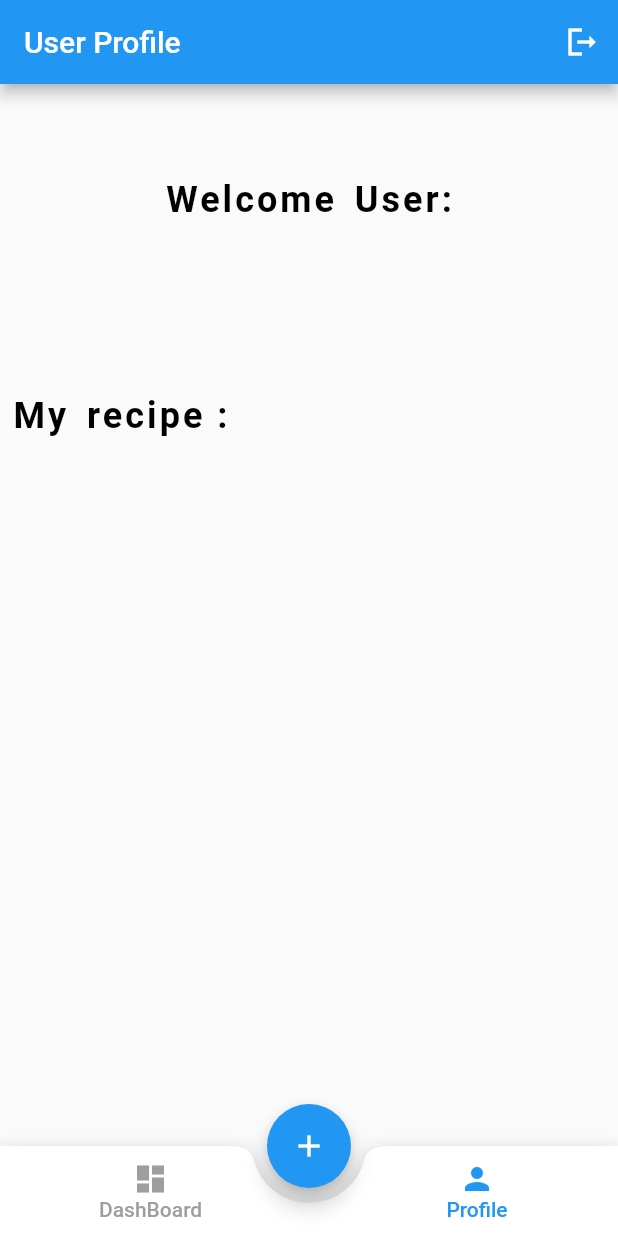
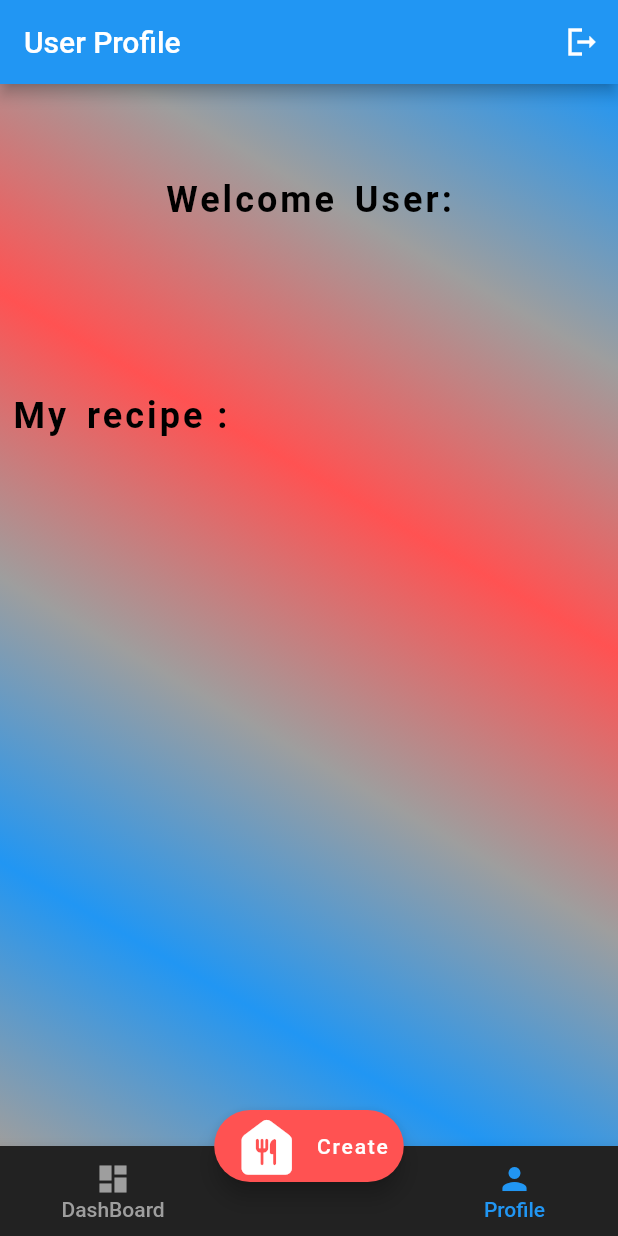
Before and after one commit to GyalbuSherpa5/RecipeApp, a Flutter app: the MainScreen screen opened directly, after a tap on "Profile", on a phone screen of 412 x 824 dp. Run offline on Flutter 3.47's test engine with Material 2 defaults, Android fonts, the phone set to English and light mode, and no system bars; our stand-ins replace cloud_firestore, firebase_auth, firebase_core, firebase_storage, image_picker, shared_preferences; accounts and stored records are empty; Roboto replaces fonts that are missing (CustomFont).

Commit message:
create button

```diff
--- a/done-main/recipe/lib/page/bottomNav.dart
+++ b/done-main/recipe/lib/page/bottomNav.dart
@@ -27,29 +27,38 @@ class _MainScreenState extends State<MainScreen> {
         bucket: bucket,
         child: currentScreen,
       ),
-      floatingActionButton: FloatingActionButton(
+      floatingActionButton: FloatingActionButton.extended(
         onPressed: () {
           Navigator.of(context).pushNamedAndRemoveUntil(
             createRecipeRoute,
             (route) => false,
           );
         },
-        child: const Icon(Icons.add),
+        backgroundColor: Colors.redAccent,
+        icon: const Icon(
+          Icons.food_bank_rounded,
+          size: 50,
+        ),
+        label: const Text(
+          'Create',
+        ),
+        extendedPadding:
+            const EdgeInsets.only(left: 10, right: 10, top: 30, bottom: 30),
       ),
       floatingActionButtonLocation: FloatingActionButtonLocation.centerDocked,
       bottomNavigationBar: BottomAppBar(
-          shape: const CircularNotchedRectangle(),
           notchMargin: 10,
+          child: Container(
+            decoration: const BoxDecoration(
+              color: Colors.black87,
+            ),
             child: SizedBox(
                 height: 60,
                 child: Padding(
-                padding: const EdgeInsets.symmetric(horizontal: 50),
+                  padding: const EdgeInsets.fromLTRB(25, 10, 25, 10),
                   child: Row(
                     mainAxisAlignment: MainAxisAlignment.spaceBetween,
                     children: <Widget>[
-                    Row(
-                      crossAxisAlignment: CrossAxisAlignment.center,
-                      children: [
                       MaterialButton(
                         onPressed: () {
                           setState(() {
@@ -73,11 +82,6 @@ class _MainScreenState extends State<MainScreen> {
                           ],
                         ),
                       ),
-                      ],
-                    ),
-                    Row(
-                      crossAxisAlignment: CrossAxisAlignment.start,
-                      children: [
                       MaterialButton(
                         onPressed: () {
                           setState(() {
@@ -100,12 +104,11 @@ class _MainScreenState extends State<MainScreen> {
                                         : Colors.grey))
                           ],
                         ),
-                        ),
-                      ],
                       )
                     ],
                   ),
-              ))),
+                )),
+          )),
     );
   }
 }
--- a/done-main/recipe/lib/page/dashBoard.dart
+++ b/done-main/recipe/lib/page/dashBoard.dart
@@ -17,9 +17,29 @@ class _DashBoardState extends State<DashBoard> {
   @override
   Widget build(BuildContext context) {
     return Scaffold(
+        backgroundColor: Colors.blueGrey,
         appBar: AppBar(
-            automaticallyImplyLeading: false, title: const Text('Dashboard')),
-        body: ListView(
+          automaticallyImplyLeading: false,
+          title: const Text('Dashboard'),
+          backgroundColor: Colors.black12,
+        ),
+        body: Container(
+          decoration: const BoxDecoration(
+            gradient: LinearGradient(
+              begin: Alignment.topRight,
+              end: Alignment.bottomLeft,
+              colors: [
+                Colors.blue,
+                Colors.grey,
+                Colors.redAccent,
+                Colors.grey,
+                Colors.blue,
+                Colors.grey,
+                Colors.grey,
+              ],
+            ),
+          ),
+          child: ListView(
             children: [
               custompageView(context),
               const SizedBox(
@@ -29,9 +49,9 @@ class _DashBoardState extends State<DashBoard> {
                   child: Text('All Recipes',
                       textAlign: TextAlign.left,
                       style: TextStyle(
-                      fontFamily: 'CustomFont',
-                      fontSize: 24.0,
-                      color: Colors.black,
+                        fontFamily: 'Proxima Nova',
+                        fontSize: 27.0,
+                        color: Colors.black87,
                         fontWeight: FontWeight.bold,
                         letterSpacing: 2.0,
                         wordSpacing: 4.0,
@@ -119,6 +139,7 @@ class _DashBoardState extends State<DashBoard> {
                 },
               ),
             ],
+          ),
         ));
   }
 
--- a/done-main/recipe/lib/page/profile.dart
+++ b/done-main/recipe/lib/page/profile.dart
@@ -71,7 +71,22 @@ class _ProfileState extends State<Profile> {
             )
           ],
         ),
-        body: Padding(
+        body: Container(
+          decoration: const BoxDecoration(
+            gradient: LinearGradient(
+              begin: Alignment.topRight,
+              end: Alignment.bottomLeft,
+              colors: [
+                Colors.blue,
+                Colors.grey,
+                Colors.redAccent,
+                Colors.grey,
+                Colors.blue,
+                Colors.grey,
+              ],
+            ),
+          ),
+          child: Padding(
             padding: const EdgeInsets.all(8.0),
             child: Column(
               crossAxisAlignment: CrossAxisAlignment.start,
@@ -111,7 +126,8 @@ class _ProfileState extends State<Profile> {
                                           padding: const EdgeInsets.all(20.0),
                                           child: Text(
                                             snapshot.data!.docs[index]['name'],
-                                          style: const TextStyle(fontSize: 30),
+                                            style:
+                                                const TextStyle(fontSize: 30),
                                           ),
                                         ),
                                       );
@@ -152,8 +168,8 @@ class _ProfileState extends State<Profile> {
                                 .collection('recipe')
                                 .where('email', isEqualTo: snap.data.toString())
                                 .snapshots(),
-                          builder:
-                              (context, AsyncSnapshot<QuerySnapshot> snapshot) {
+                            builder: (context,
+                                AsyncSnapshot<QuerySnapshot> snapshot) {
                               if (snapshot.hasData) {
                                 return ListView.builder(
                                     scrollDirection: Axis.horizontal,
@@ -167,8 +183,8 @@ class _ProfileState extends State<Profile> {
                                             MaterialPageRoute(
                                               builder: (context) =>
                                                   IndividualPage(
-                                              image: snapshot.data!.docs[index]
-                                                  ['image'],
+                                                image: snapshot
+                                                    .data!.docs[index]['image'],
                                                 name: snapshot.data!.docs[index]
                                                     ['name'],
                                                 time: snapshot.data!.docs[index]
@@ -312,6 +328,7 @@ class _ProfileState extends State<Profile> {
                 const Spacer(),
               ],
             ),
+          ),
         ));
   }
 }
```
Also changed, not shown: done-main/recipe/assets/images/food.png (added). Lines whose indentation alone changed are shown as unchanged.
